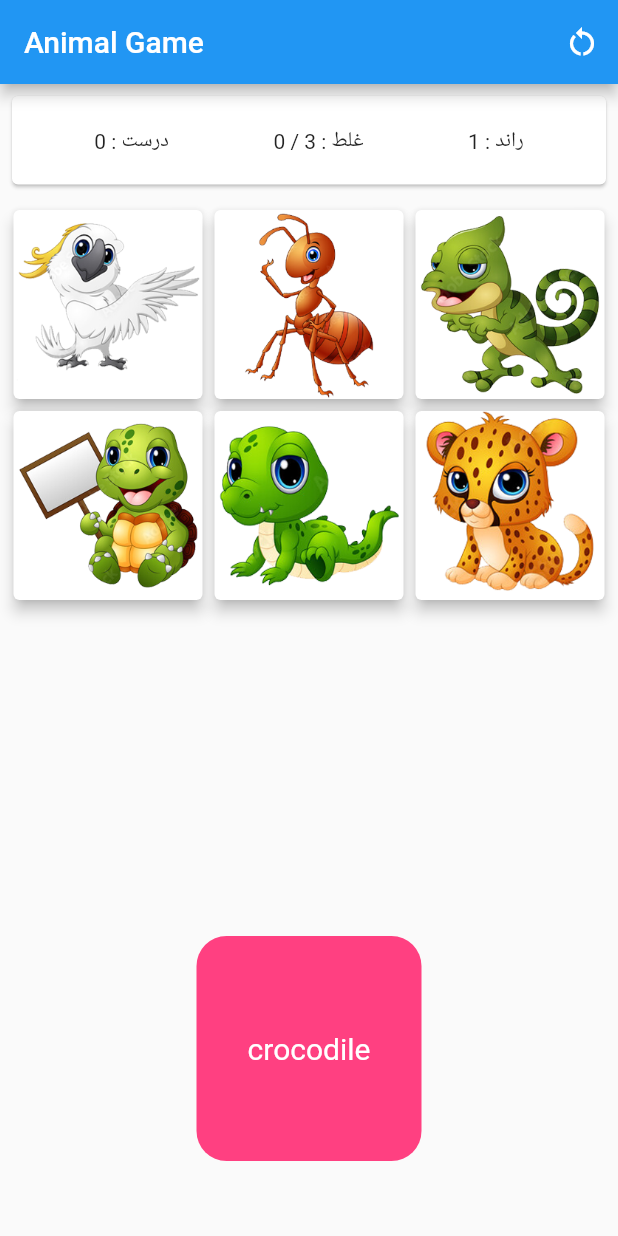
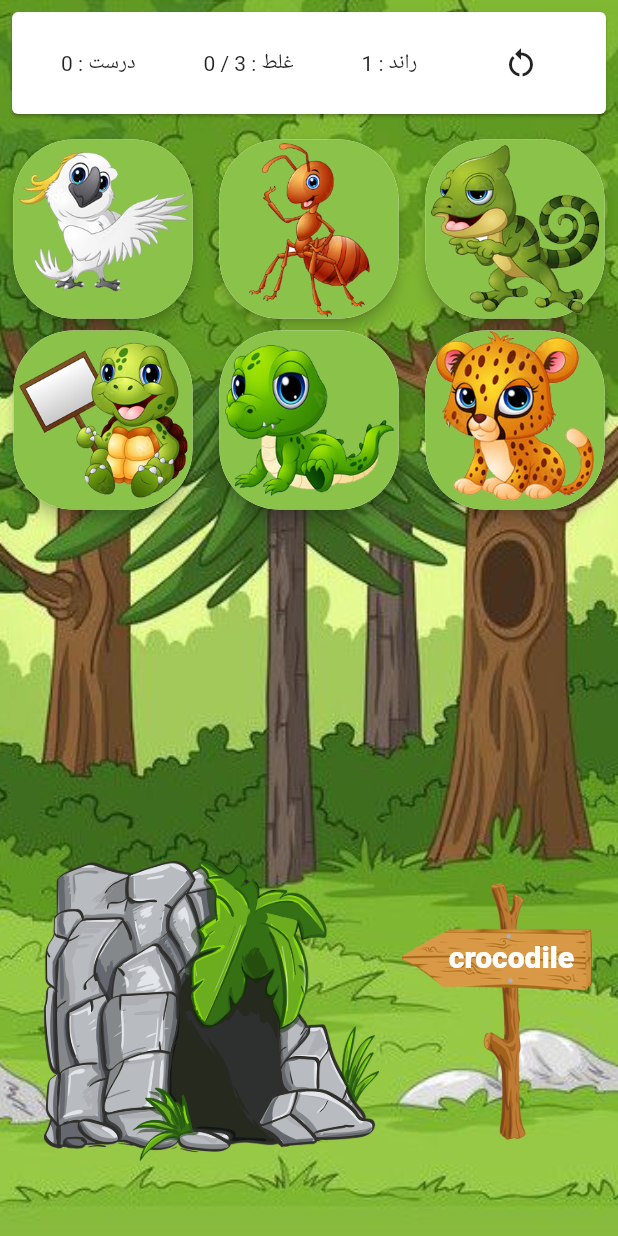
Before and after one commit to bagheriAlmas/flutter_animal_game, a Flutter app: the screen it shows after launch, on a phone screen of 412 x 824 dp. Run offline on Flutter 3.47's test engine with Material 2 defaults, Android fonts, the phone set to English and light mode, and no system bars.

Commit message:
Animal Game 29 / SEP / 2022

```diff
--- a/lib/main.dart
+++ b/lib/main.dart
@@ -42,9 +42,25 @@ class _HomePageState extends State<HomePage> {
   @override
   Widget build(BuildContext context) {
     return Scaffold(
-      appBar: AppBar(
-        title: const Text("Animal Game"),
-        actions: [
+      body: Container(
+        decoration: BoxDecoration(
+            image: DecorationImage(
+                image: AssetImage("assets/images/background.jpeg"),
+                fit: BoxFit.cover)),
+        child: SafeArea(
+          bottom: false,
+          child: Column(
+            children: [
+              Card(
+                margin: const EdgeInsets.all(8.0),
+                child: Padding(
+                  padding: const EdgeInsets.all(10.0),
+                  child: Row(
+                    mainAxisAlignment: MainAxisAlignment.spaceAround,
+                    children: [
+                      Text("درست : $correctAnswer"),
+                      Text("غلط : 3 / $wrongAnswer"),
+                      Text("راند : $round"),
                       IconButton(
                           onPressed: () {
                             setState(() {
@@ -54,20 +70,6 @@ class _HomePageState extends State<HomePage> {
                           icon: const Icon(Icons.restart_alt)),
                     ],
                   ),
-      body: Column(
-        children: [
-          Card(
-            margin: const EdgeInsets.all(8.0),
-            child: Padding(
-              padding: const EdgeInsets.all(20.0),
-              child: Row(
-                mainAxisAlignment: MainAxisAlignment.spaceAround,
-                children: [
-                  Text("درست : $correctAnswer"),
-                  Text("غلط : 3 / $wrongAnswer"),
-                  Text("راند : $round"),
-                ],
-              ),
                 ),
               ),
               Expanded(
@@ -75,14 +77,18 @@ class _HomePageState extends State<HomePage> {
                   padding: const EdgeInsets.all(5.0),
                   child: GridView.builder(
                     itemCount: list.length,
-                gridDelegate: const SliverGridDelegateWithFixedCrossAxisCount(
-                    crossAxisCount: 3),
+                    gridDelegate:
+                        const SliverGridDelegateWithFixedCrossAxisCount(
+                      crossAxisCount: 3,
+                          childAspectRatio: 1/1,
+                          crossAxisSpacing: 10
+                    ),
                     itemBuilder: (context, index) {
                       return IgnorePointer(
                         ignoring: finishGame,
                         child: Draggable(
                             feedback: Opacity(
-                          opacity: 0.5,
+                              opacity: 0.8,
                               child: Image.asset(
                                 list[index].image,
                                 width: 96,
@@ -90,10 +96,20 @@ class _HomePageState extends State<HomePage> {
                             ),
                             data: list[index].name,
                             child: Card(
+                              shape: RoundedRectangleBorder(
+                                  borderRadius:
+                                      BorderRadius.all(Radius.circular(40))),
                               elevation: 4,
+                              child: Container(
+                                decoration: BoxDecoration(
+                                    borderRadius:
+                                        BorderRadius.all(Radius.circular(40)),
+                                    color: Colors.lightGreen),
+                                // color: Colors.green.shade200,
                                 child: Image.asset(
                                   list[index].image,
-                            width: 96,
+                                  width: 32,
+                                ),
                               ),
                             )),
                       );
@@ -128,22 +144,46 @@ class _HomePageState extends State<HomePage> {
                   });
                 },
                 builder: (context, candidateData, rejectedData) {
-              return Container(
+                  return Row(
+                    mainAxisAlignment: MainAxisAlignment.center,
+                    children: [
+                      Container(
                         decoration: const BoxDecoration(
-                    color: Colors.pinkAccent,
-                    borderRadius: BorderRadius.all(Radius.circular(20))),
+                          image: DecorationImage(
+                              image: AssetImage("assets/images/cave.png")),
+                        ),
                         alignment: Alignment.center,
-                width: 150,
-                height: 150,
+                        width: 250,
+                        height: 200,
+                      ),
+                      Stack(alignment: Alignment.center, children: [
+                        Image.asset("assets/images/wood_arrow.png", width: 130),
+                        Positioned(
+                          top: 40,
+                          left: 25,
+                          child: SizedBox(
+                            width: 100,
+                            child: Center(
                               child: Text(
+                                textAlign: TextAlign.center,
                                 strAnimalName,
-                  style: const TextStyle(color: Colors.white, fontSize: 20),
+                                style: const TextStyle(
+                                    color: Colors.white,
+                                    fontSize: 20,
+                                    fontWeight: FontWeight.w900),
                               ),
+                            ),
+                          ),
+                        ),
+                      ]),
+                    ],
                   );
                 },
               ),
               const SizedBox(height: 50)
             ],
+          ),
+        ),
       ),
     );
   }
@@ -179,7 +219,9 @@ class _HomePageState extends State<HomePage> {
             title: Column(
               children: [
                 Center(child: const Text("Game Over")),
-                Divider(color: Colors.black,)
+                Divider(
+                  color: Colors.black,
+                )
               ],
             ),
             content: SizedBox(
@@ -188,9 +230,11 @@ class _HomePageState extends State<HomePage> {
                 mainAxisAlignment: MainAxisAlignment.spaceBetween,
                 mainAxisSize: MainAxisSize.max,
                 children: [
-                  Text("Max Round : ${round-1}"),
+                  Text("Max Round : ${round - 1}"),
                   Text("Your Rank : $correctAnswer"),
-                  const SizedBox(height: 40,),
+                  const SizedBox(
+                    height: 40,
+                  ),
                   Row(
                     mainAxisAlignment: MainAxisAlignment.center,
                     children: [
@@ -204,7 +248,9 @@ class _HomePageState extends State<HomePage> {
                           child: const Text("Restart")),
                       Visibility(
                           visible: btnResumeVisibility,
-                          child: SizedBox(width: 20,)),
+                          child: SizedBox(
+                            width: 20,
+                          )),
                       Visibility(
                         visible: btnResumeVisibility,
                         child: ElevatedButton(
--- a/pubspec.yaml
+++ b/pubspec.yaml
@@ -84,7 +84,9 @@ flutter:
      - assets/images/animals/tiger.png
      - assets/images/animals/turtle.png
      - assets/images/animals/zebra.png
-  #   - images/a_dot_ham.jpeg
+     - assets/images/background.jpeg
+     - assets/images/cave.png
+     - assets/images/wood_arrow.png
 
   # An image asset can refer to one or more resolution-specific "variants", see
   # https://flutter.dev/assets-and-images/#resolution-aware
```
Also changed, not shown: assets/images/background.jpeg (added), assets/images/cave.png (added), assets/images/wood_arrow.png (added). Lines whose indentation alone changed are shown as unchanged.
